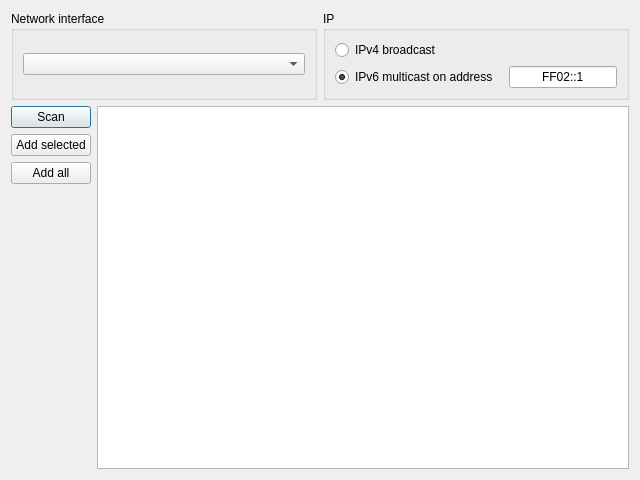
Old version of the form app/gui/addnodesdialog/addnodesdialog.ui in the repository olerapx/VLSI-Designer.
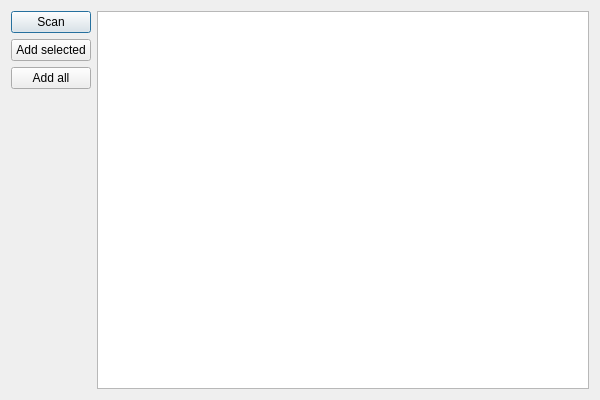
New version of the form.

```diff
--- a/app/gui/addnodesdialog/addnodesdialog.ui
+++ b/app/gui/addnodesdialog/addnodesdialog.ui
@@ -6,79 +6,15 @@
    <rect>
     <x>0</x>
     <y>0</y>
-    <width>640</width>
-    <height>480</height>
+    <width>600</width>
+    <height>400</height>
    </rect>
   </property>
   <property name="windowTitle">
    <string>Add nodes</string>
   </property>
-  <layout class="QVBoxLayout" name="verticalLayout_3">
-   <item>
-    <layout class="QHBoxLayout" name="horizontalLayout_3">
-     <item>
-      <widget class="QGroupBox" name="networkInterfaceGroup">
-       <property name="title">
-        <string>Network interface</string>
-       </property>
        <layout class="QHBoxLayout" name="horizontalLayout">
         <item>
-         <widget class="QComboBox" name="networkInterfaceBox"/>
-        </item>
-       </layout>
-      </widget>
-     </item>
-     <item>
-      <widget class="QGroupBox" name="ipGroupBox">
-       <property name="title">
-        <string>IP</string>
-       </property>
-       <layout class="QVBoxLayout" name="verticalLayout_2">
-        <item>
-         <widget class="QRadioButton" name="ipv4Radio">
-          <property name="text">
-           <string>IPv4 broadcast</string>
-          </property>
-         </widget>
-        </item>
-        <item>
-         <layout class="QHBoxLayout" name="horizontalLayout_2">
-          <item>
-           <widget class="QRadioButton" name="ipv6Radio">
-            <property name="text">
-             <string>IPv6 multicast on address</string>
-            </property>
-            <property name="checked">
-             <bool>true</bool>
-            </property>
-           </widget>
-          </item>
-          <item>
-           <widget class="QLineEdit" name="ipv6AddressText">
-            <property name="sizePolicy">
-             <sizepolicy hsizetype="Fixed" vsizetype="Fixed">
-              <horstretch>0</horstretch>
-              <verstretch>0</verstretch>
-             </sizepolicy>
-            </property>
-            <property name="text">
-             <string>FF02::1</string>
-            </property>
-            <property name="alignment">
-             <set>Qt::AlignCenter</set>
-            </property>
-           </widget>
-          </item>
-         </layout>
-        </item>
-       </layout>
-      </widget>
-     </item>
-    </layout>
-   </item>
-   <item>
-    <layout class="QHBoxLayout" name="horizontalLayout_4">
-     <item>
       <layout class="QVBoxLayout" name="verticalLayout">
        <item>
         <widget class="QPushButton" name="scanButton">
@@ -128,8 +64,6 @@
         <bool>true</bool>
        </attribute>
       </widget>
-     </item>
-    </layout>
    </item>
   </layout>
  </widget>
```
Lines whose indentation alone changed are shown as unchanged.
